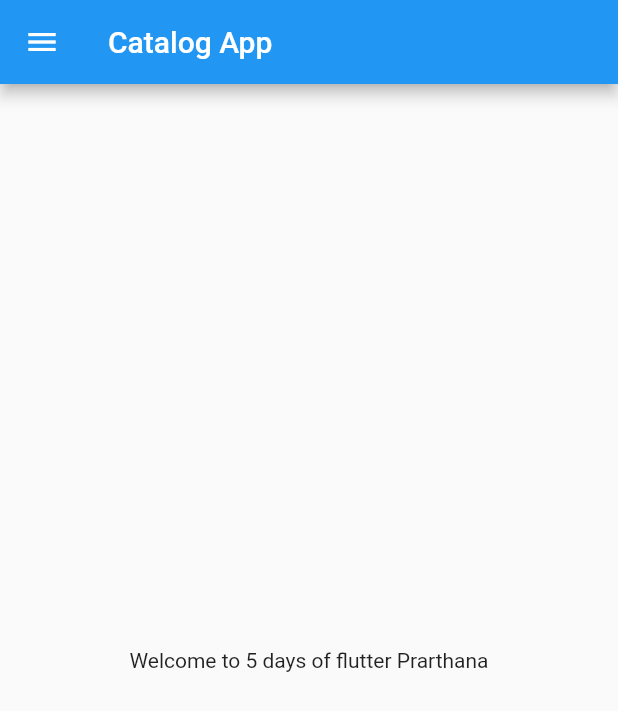
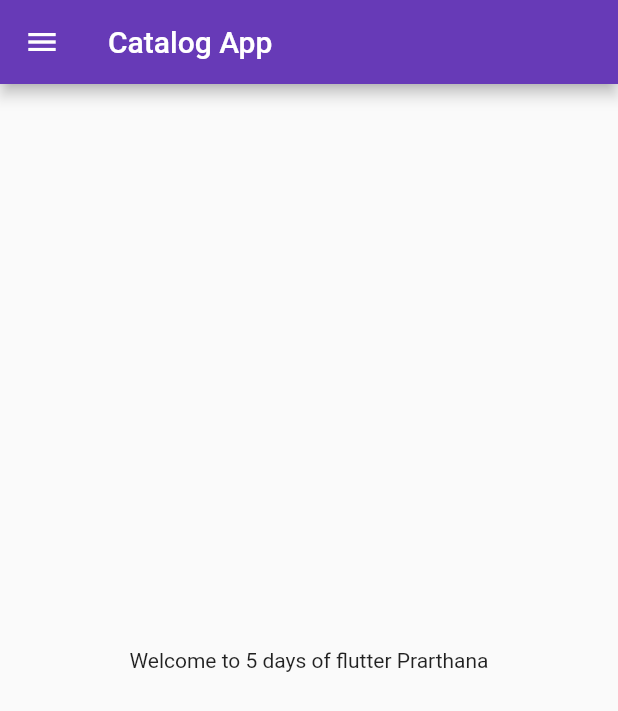
Before and after one commit to PrarthanaBhatt/30DaysOfFlutter, a Flutter app: the screen it shows after launch, on a phone screen of 412 x 824 dp. Shown: the top 711 px of the screen. Run offline on Flutter 3.47's test engine with Material 2 defaults, Android fonts, the phone set to English and light mode, and no system bars.

Commit message:
day 3 Functions,classes,routes,theme & Text

```diff
--- a/lib/main.dart
+++ b/lib/main.dart
@@ -1,5 +1,6 @@
 import 'package:flutter/material.dart';
-import 'package:flutter_catalog/home.dart';
+import 'package:flutter_catalog/pages/login_page.dart';
+import 'pages/home_page.dart';
 
 void main() {
   runApp(MyApp());
@@ -11,7 +12,18 @@ class MyApp extends StatelessWidget {
   @override
   Widget build(BuildContext context) {
     return MaterialApp(
-      home: HomePage(),
+      // home: HomePage(),
+      themeMode: ThemeMode.light,
+      theme: ThemeData(primarySwatch: Colors.deepPurple),
+      darkTheme: ThemeData(
+        brightness: Brightness.dark,
+      ),
+      initialRoute: "/home",
+      routes: {
+        "/": (context) => LoginPage(),
+        "/home": (context) => HomePage(),
+        "/login": (context) => LoginPage(),
+      },
     );
   }
 }
```
Also changed, not shown: lib/pages/login_page.dart (added, +20 -0 lines), lib/pages/home_page.dart (renamed from lib/home.dart).
